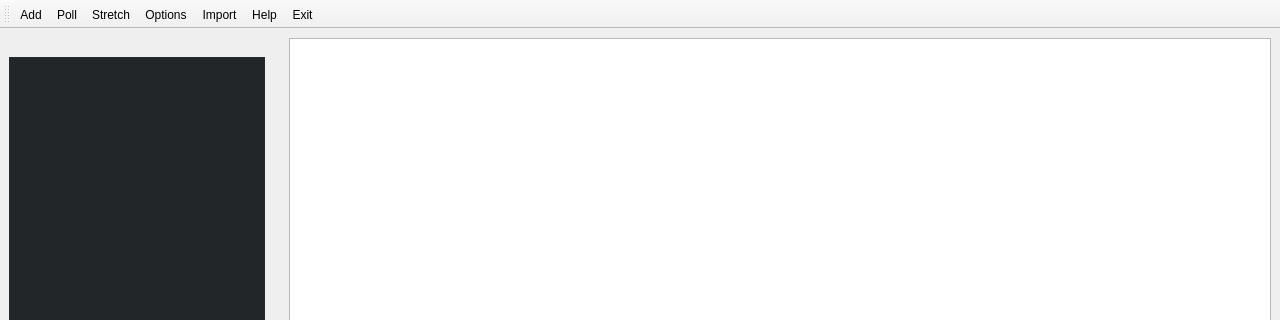
This is src/core/mainwindow.ui in kik4444/simple-process-tracker as Qt 5 draws it before an edit; both pictures show x 0 to 1280 and y 0 to 320 of the 1280 by 720 pixel window. The edited form follows.
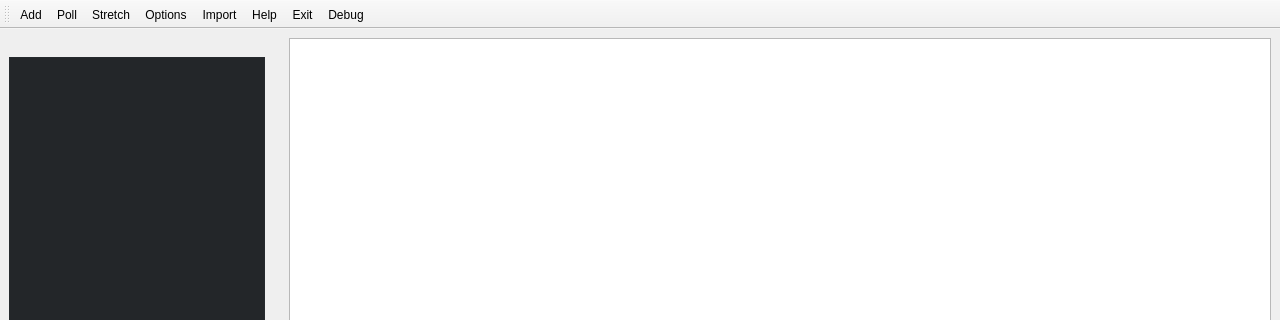
This is the edited form. Icons and pictures are not drawn.

Commit message: Restore debug button

```diff
--- a/src/core/mainwindow.ui
+++ b/src/core/mainwindow.ui
@@ -70,6 +70,7 @@
    <addaction name="actionImport"/>
    <addaction name="actionHelp"/>
    <addaction name="actionExit"/>
+   <addaction name="actionDebug"/>
   </widget>
   <widget class="QStatusBar" name="statusbar"/>
   <widget class="QDockWidget" name="dockWidget">
@@ -759,6 +760,11 @@
     <string>Import</string>
    </property>
   </action>
+  <action name="actionDebug">
+   <property name="text">
+    <string>Debug</string>
+   </property>
+  </action>
  </widget>
  <resources>
   <include location="../resources.qrc"/>
```
The commit also changes 2 other files.
